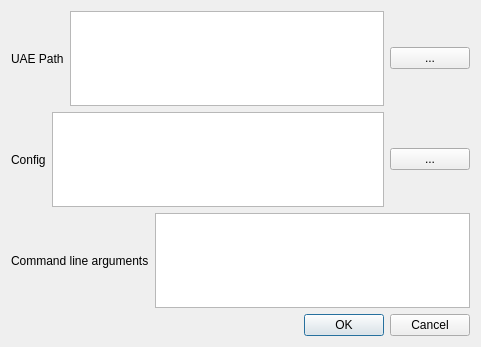
This is src/prodbg/Config/AmigaUAEConfig.ui in emoon/ProDBG as Qt 5 draws it before an edit. The edited form follows.
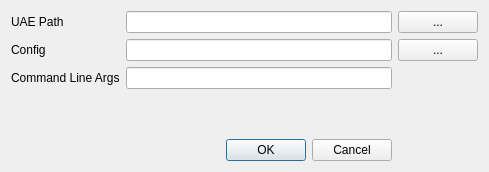
This is the edited form.

Commit message:
Clean up config dialog style
Use QLineEdit for single line things.
Use grid layout to line things up.

The edit to the form file:
```diff
--- a/src/prodbg/Config/AmigaUAEConfig.ui
+++ b/src/prodbg/Config/AmigaUAEConfig.ui
@@ -6,8 +6,8 @@
    <rect>
     <x>0</x>
     <y>0</y>
-    <width>481</width>
-    <height>347</height>
+    <width>489</width>
+    <height>172</height>
    </rect>
   </property>
   <property name="sizePolicy">
@@ -22,64 +22,79 @@
   <property name="modal">
    <bool>true</bool>
   </property>
-  <layout class="QFormLayout" name="formLayout">
-   <item row="0" column="0" colspan="2">
-    <layout class="QHBoxLayout" name="horizontalLayout">
-     <item>
+  <layout class="QGridLayout" name="gridLayout">
+   <item row="0" column="1">
+    <widget class="QLineEdit" name="m_UaeDir">
+     <property name="sizePolicy">
+      <sizepolicy hsizetype="Expanding" vsizetype="Fixed">
+       <horstretch>1</horstretch>
+       <verstretch>0</verstretch>
+      </sizepolicy>
+     </property>
+    </widget>
+   </item>
+   <item row="1" column="1">
+    <widget class="QLineEdit" name="m_Config">
+     <property name="sizePolicy">
+      <sizepolicy hsizetype="Expanding" vsizetype="Fixed">
+       <horstretch>1</horstretch>
+       <verstretch>0</verstretch>
+      </sizepolicy>
+     </property>
+    </widget>
+   </item>
+   <item row="2" column="0">
+    <widget class="QLabel" name="label_2">
+     <property name="text">
+      <string>Command Line Args</string>
+     </property>
+    </widget>
+   </item>
+   <item row="0" column="0">
       <widget class="QLabel" name="label">
        <property name="text">
         <string>UAE Path</string>
        </property>
       </widget>
      </item>
-     <item>
-      <widget class="QTextEdit" name="UAEDir"/>
-     </item>
-     <item>
-      <widget class="QPushButton" name="uaeDirSelect">
+   <item row="1" column="2">
+    <widget class="QPushButton" name="uaeDirSelect_2">
        <property name="text">
         <string>...</string>
        </property>
       </widget>
      </item>
-    </layout>
+   <item row="4" column="0">
+    <spacer name="verticalSpacer">
+     <property name="orientation">
+      <enum>Qt::Vertical</enum>
+     </property>
+     <property name="sizeHint" stdset="0">
+      <size>
+       <width>20</width>
+       <height>40</height>
+      </size>
+     </property>
+    </spacer>
    </item>
-   <item row="1" column="0" colspan="2">
-    <layout class="QHBoxLayout" name="horizontalLayout_4">
-     <item>
+   <item row="1" column="0">
       <widget class="QLabel" name="label_3">
        <property name="text">
         <string>Config</string>
        </property>
       </widget>
      </item>
-     <item>
-      <widget class="QTextEdit" name="UAEDir_2"/>
-     </item>
-     <item>
-      <widget class="QPushButton" name="uaeDirSelect_2">
+   <item row="2" column="1">
+    <widget class="QLineEdit" name="m_Arguments"/>
+   </item>
+   <item row="0" column="2">
+    <widget class="QPushButton" name="uaeDirSelect">
        <property name="text">
         <string>...</string>
        </property>
       </widget>
      </item>
-    </layout>
-   </item>
-   <item row="2" column="0" colspan="2">
-    <layout class="QHBoxLayout" name="horizontalLayout_3">
-     <item>
-      <widget class="QLabel" name="label_2">
-       <property name="text">
-        <string>Command line arguments</string>
-       </property>
-      </widget>
-     </item>
-     <item>
-      <widget class="QTextEdit" name="textEdit"/>
-     </item>
-    </layout>
-   </item>
-   <item row="3" column="1">
+   <item row="5" column="0" colspan="2">
     <widget class="QDialogButtonBox" name="buttonBox">
      <property name="orientation">
       <enum>Qt::Horizontal</enum>
```
Lines whose indentation alone changed are shown as unchanged.
